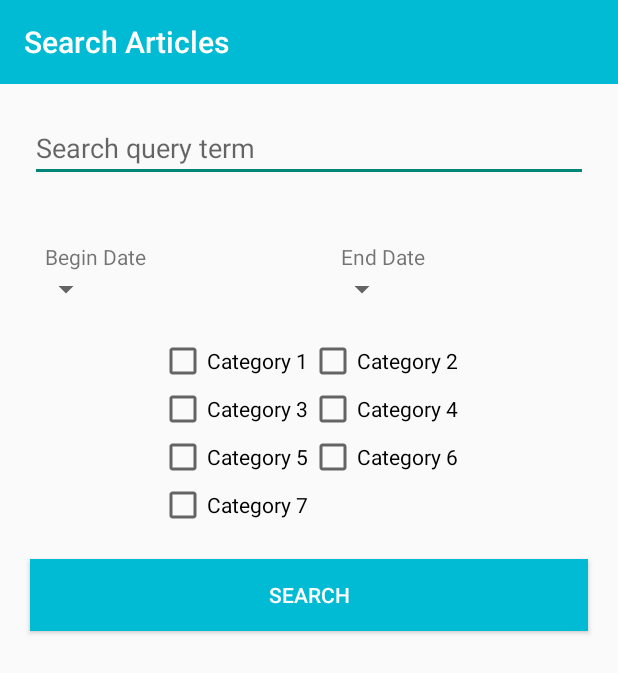
After one commit to Velliane/MyNews, an Android app: the SearchActivity screen opened directly, with no data from a screen before it, on a phone screen of 412 x 824 dp. The commit adds this screen. Shown: the top 673 px of the screen. Run offline under Robolectric (Android 15) with nearby library versions, the phone set to English and light mode, and no system bars.

Commit message:
Add activities Search and Notification. Creating layout activity_search and category_selection

```diff
--- a/app/src/main/AndroidManifest.xml
+++ b/app/src/main/AndroidManifest.xml
@@ -9,6 +9,8 @@
         android:roundIcon="@mipmap/ic_launcher_round"
         android:supportsRtl="true"
         android:theme="@style/ToolBarTheme">
+        <activity android:name=".controller.NotificationActivity"></activity>
+        <activity android:name=".controller.SearchActivity" />
         <activity android:name=".controller.MainActivity">
             <intent-filter>
                 <action android:name="android.intent.action.MAIN" />
--- a/app/src/main/java/com/menard/mynews/RecyclerViewAdapter.java
+++ b/app/src/main/java/com/menard/mynews/adapter/RecyclerViewAdapter.java
@@ -1,4 +1,4 @@
-package com.menard.mynews;
+package com.menard.mynews.adapter;
 
 import android.support.annotation.NonNull;
 import android.support.v7.widget.RecyclerView;
@@ -7,6 +7,8 @@ import android.view.View;
 import android.view.ViewGroup;
 import android.widget.ImageView;
 import android.widget.TextView;
+
+import com.menard.mynews.R;
 
 public class RecyclerViewAdapter extends RecyclerView.Adapter<RecyclerViewAdapter.ArticlesViewHolder> {
 
--- a/app/src/main/java/com/menard/mynews/ViewPagerAdapter.java
+++ b/app/src/main/java/com/menard/mynews/adapter/ViewPagerAdapter.java
@@ -1,4 +1,4 @@
-package com.menard.mynews;
+package com.menard.mynews.adapter;
 
 import android.support.annotation.Nullable;
 import android.support.v4.app.Fragment;
--- a/app/src/main/java/com/menard/mynews/controller/MainActivity.java
+++ b/app/src/main/java/com/menard/mynews/controller/MainActivity.java
@@ -7,9 +7,10 @@ import android.support.v7.app.AppCompatActivity;
 import android.support.v7.widget.Toolbar;
 import android.view.Menu;
 import android.view.MenuInflater;
+import android.view.MenuItem;
 
 import com.menard.mynews.R;
-import com.menard.mynews.ViewPagerAdapter;
+import com.menard.mynews.adapter.ViewPagerAdapter;
 
 public class MainActivity extends AppCompatActivity {
 
@@ -34,11 +35,28 @@ public class MainActivity extends AppCompatActivity {
         return true;
     }
 
+
+    @Override
+    public boolean onOptionsItemSelected(MenuItem item) {
+        switch (item.getItemId()){
+            case R.id.menu_activity_main_search:
+
+            case R.id.menu_activity_main_notifications:
+
+            case R.id.menu_activity_main_help:
+
+            case R.id.menu_activity_main_about:
+
+            return true;
+        }
+        return super.onOptionsItemSelected(item);
+    }
+
+
     private void configureViewPager(){
         ViewPager viewPager = findViewById(R.id.activity_main_viewpager);
         viewPager.setAdapter(new ViewPagerAdapter(getSupportFragmentManager()) {
         });
-
         //-- Add tabs --
         TabLayout tabLayout = findViewById(R.id.activity_main_tabs);
         tabLayout.setupWithViewPager(viewPager);
--- /dev/null
+++ b/app/src/main/java/com/menard/mynews/controller/NotificationActivity.java
@@ -0,0 +1,15 @@
+package com.menard.mynews.controller;
+
+import android.support.v7.app.AppCompatActivity;
+import android.os.Bundle;
+
+import com.menard.mynews.R;
+
+public class NotificationActivity extends AppCompatActivity {
+
+    @Override
+    protected void onCreate(Bundle savedInstanceState) {
+        super.onCreate(savedInstanceState);
+        setContentView(R.layout.activity_notification);
+    }
+}
--- a/app/src/main/java/com/menard/mynews/controller/PageFragment.java
+++ b/app/src/main/java/com/menard/mynews/controller/PageFragment.java
@@ -11,7 +11,7 @@ import android.view.View;
 import android.view.ViewGroup;
 
 import com.menard.mynews.R;
-import com.menard.mynews.RecyclerViewAdapter;
+import com.menard.mynews.adapter.RecyclerViewAdapter;
 
 public class PageFragment extends Fragment {
 
--- /dev/null
+++ b/app/src/main/java/com/menard/mynews/controller/SearchActivity.java
@@ -0,0 +1,22 @@
+package com.menard.mynews.controller;
+
+import android.support.v7.app.AppCompatActivity;
+import android.os.Bundle;
+import android.support.v7.widget.Toolbar;
+
+import com.menard.mynews.R;
+
+public class SearchActivity extends AppCompatActivity {
+
+    @Override
+    protected void onCreate(Bundle savedInstanceState) {
+        super.onCreate(savedInstanceState);
+        setContentView(R.layout.activity_search);
+
+        //-- Toolbar --
+        Toolbar toolbar = findViewById(R.id.toolbar);
+        toolbar.setTitle("Search Articles");
+        setSupportActionBar(toolbar);
+
+    }
+}
--- /dev/null
+++ b/app/src/main/res/layout/activity_notification.xml
@@ -0,0 +1,9 @@
+<?xml version="1.0" encoding="utf-8"?>
+<android.support.constraint.ConstraintLayout xmlns:android="http://schemas.android.com/apk/res/android"
+    xmlns:app="http://schemas.android.com/apk/res-auto"
+    xmlns:tools="http://schemas.android.com/tools"
+    android:layout_width="match_parent"
+    android:layout_height="match_parent"
+    tools:context=".controller.NotificationActivity">
+
+</android.support.constraint.ConstraintLayout>
--- /dev/null
+++ b/app/src/main/res/layout/activity_search.xml
@@ -0,0 +1,91 @@
+<?xml version="1.0" encoding="utf-8"?>
+<RelativeLayout xmlns:android="http://schemas.android.com/apk/res/android"
+    xmlns:tools="http://schemas.android.com/tools"
+    android:layout_width="match_parent"
+    android:layout_height="match_parent"
+    xmlns:layout="http://schemas.android.com/apk/res-auto"
+    tools:context=".controller.SearchActivity">
+
+    <include
+        layout="@layout/toolbar"
+        android:layout_width="match_parent"
+        android:layout_height="wrap_content" />
+
+    <EditText
+        android:id="@+id/activity_search_edit_txt"
+        android:layout_width="match_parent"
+        android:layout_height="wrap_content"
+        android:layout_below="@+id/toolbar"
+        android:hint="Search query term"
+        android:layout_margin="20dp" />
+
+    <RelativeLayout
+        android:id="@+id/activity_search_date_selection"
+        android:layout_width="match_parent"
+        android:layout_height="wrap_content"
+        android:layout_centerInParent="true"
+        android:layout_below="@+id/activity_search_edit_txt">
+
+        <LinearLayout
+            android:id="@+id/activity_search_begin_date_layout"
+            android:layout_width="wrap_content"
+            android:layout_height="wrap_content"
+            android:layout_margin="20dp"
+            android:orientation="vertical">
+
+            <TextView
+                android:layout_width="wrap_content"
+                android:layout_height="wrap_content"
+                android:paddingStart="10dp"
+                android:paddingEnd="80dp"
+                android:text="Begin Date" />
+
+            <Spinner
+                android:id="@+id/activity_search_spinner_begin_date"
+                android:layout_width="wrap_content"
+                android:layout_height="wrap_content" />
+
+        </LinearLayout>
+
+        <LinearLayout
+            android:layout_width="wrap_content"
+            android:layout_height="wrap_content"
+            android:layout_toRightOf="@+id/activity_search_begin_date_layout"
+            android:layout_margin="20dp"
+            android:orientation="vertical">
+
+
+            <TextView
+                android:layout_width="wrap_content"
+                android:layout_height="wrap_content"
+                android:paddingStart="10dp"
+                android:paddingEnd="80dp"
+                android:text="End Date" />
+
+            <Spinner
+                android:id="@+id/activity_search_spinner_end_date"
+                android:layout_width="wrap_content"
+                android:layout_height="wrap_content" />
+
+        </LinearLayout>
+
+    </RelativeLayout>
+
+    <include
+        layout="@layout/category_selection"
+        android:layout_width="wrap_content"
+        android:layout_height="wrap_content"
+        android:layout_centerInParent="true"
+        android:layout_below="@+id/activity_search_date_selection"
+        />
+
+    <Button
+        android:layout_width="match_parent"
+        android:layout_height="wrap_content"
+        android:layout_margin="20dp"
+        android:background="@color/LightBlue"
+        android:text="SEARCH"
+        android:textColor="@android:color/white"
+        android:layout_below="@+id/category_selection_layout"/>
+
+</RelativeLayout>
--- /dev/null
+++ b/app/src/main/res/layout/category_selection.xml
@@ -0,0 +1,26 @@
+<?xml version="1.0" encoding="utf-8"?>
+<GridLayout
+    android:id="@+id/category_selection_layout"
+    xmlns:android="http://schemas.android.com/apk/res/android"
+    android:layout_width="match_parent"
+    android:layout_height="match_parent"
+    android:columnCount="2"
+    android:rowCount="3" >
+
+    <CheckBox
+        android:text="Category 1"/>
+
+    <CheckBox
+        android:text="Category 2"/>
+    <CheckBox
+        android:text="Category 3"/>
+    <CheckBox
+        android:text="Category 4"/>
+    <CheckBox
+        android:text="Category 5"/>
+    <CheckBox
+        android:text="Category 6"/>
+    <CheckBox
+        android:text="Category 7"/>
+
+</GridLayout>
```
